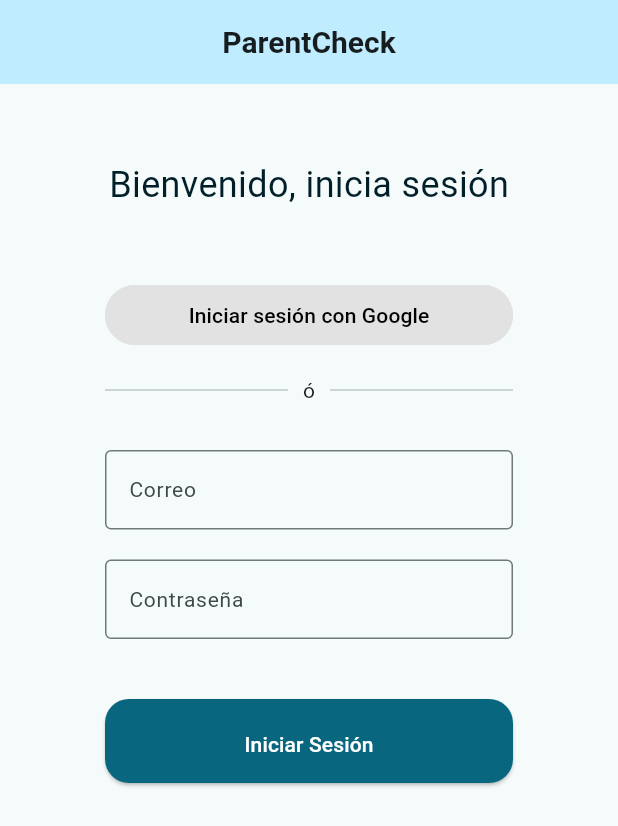
After one commit to nfortiz/ux-mejoramiento-misow-mobile, a Flutter app: the screen it shows after launch, on a phone screen of 412 x 824 dp. The commit adds this screen. Shown: the top 826 px of the screen. Run offline on Flutter 3.47's test engine with Material 3 defaults, Android fonts, the phone set to English and light mode, and no system bars.

Commit message:
add login page and navigation

```diff
--- a/parentcheck/parentcheck/lib/components/my_app_bar.dart
+++ b/parentcheck/parentcheck/lib/components/my_app_bar.dart
@@ -2,12 +2,14 @@ import 'package:flutter/material.dart';
 
 class CustomAppBar extends StatelessWidget implements PreferredSizeWidget {
   final bool isHome;
+  final bool centerTitle;
 
-  const CustomAppBar({super.key, this.isHome = false});
+  const CustomAppBar({super.key, this.isHome = false, this.centerTitle = false });
 
   @override
   Widget build(BuildContext context) {
     return AppBar(
+      centerTitle: centerTitle,
       titleTextStyle: TextStyle(
         color: Color(0xff171C1F),
         fontSize: 20,
@@ -16,11 +18,13 @@ class CustomAppBar extends StatelessWidget implements PreferredSizeWidget {
       title: Text('ParentCheck'),
       backgroundColor:  Theme.of(context).primaryColorLight,
       leading: IconButton(
-          icon: Icon(Icons.arrow_back),
+
+          icon: isHome ? Icon(null) : Icon(Icons.arrow_back),
           onPressed: () {
             // Action for more button
           },
         ),
+
     );
   }
 
--- a/parentcheck/parentcheck/lib/main.dart
+++ b/parentcheck/parentcheck/lib/main.dart
@@ -1,6 +1,7 @@
 import 'package:flutter/material.dart';
 import 'package:parentcheck/components/historial_preview.dart';
 import 'package:parentcheck/components/my_app_bar.dart';
+import 'package:parentcheck/pages/login.dart';
 import 'package:parentcheck/pages/my_home.dart';
 
 void main() {
@@ -28,7 +29,14 @@ class MyApp extends StatelessWidget {
         primaryColorLight: Color(0xffBFECFF),
         colorScheme: ColorScheme.fromSeed(seedColor: Colors.white70),
       ),
-      home: const MyHomePage(title: 'ParentCheck'),
+      initialRoute: '/',
+      routes: {
+        // When navigating to the "/" route, build the FirstScreen widget.
+        // '/': (context) => const LoginPage(),
+        // When navigating to the "/second" route, build the SecondScreen widget.
+        '/home': (context) => const MyHomePage(title: 'ParentCheck'),
+      },
+      home: const LoginPage(),
     );
   }
 }
--- /dev/null
+++ b/parentcheck/parentcheck/lib/pages/login.dart
@@ -0,0 +1,98 @@
+// create stateless wiget for login page
+import 'package:flutter/material.dart';
+import 'package:parentcheck/components/my_app_bar.dart';
+import 'package:parentcheck/main.dart';
+
+class LoginPage extends StatelessWidget {
+  const LoginPage({super.key});
+
+  @override
+  Widget build(BuildContext context) {
+    return Scaffold(
+      appBar: CustomAppBar(centerTitle: true, isHome: true),
+      body: Container(
+        margin: EdgeInsets.symmetric(horizontal: 70),
+        child: Column(
+          mainAxisAlignment: MainAxisAlignment.start,
+          crossAxisAlignment: CrossAxisAlignment.center,
+          children: <Widget>[
+            const SizedBox(height: 50),
+            Container(
+              child: Text('Bienvenido, inicia sesión', style: TextStyle(color: Color(0xff001F28), fontSize: 24),),
+            ),
+            const SizedBox(height: 50),
+            Container(
+              height: 40,
+              width: double.infinity,
+              child: OutlinedButton(
+                style: OutlinedButton.styleFrom(
+                  backgroundColor: Color(0xffE3E2E3),
+                  side: BorderSide(
+                    color: Color(0xffE3E2E3),
+                  ),
+                ),
+                onPressed: () {},
+                child: Text("Iniciar sesión con Google", style: TextStyle(color: Colors.black, fontSize: 14, fontWeight: FontWeight.w500),),
+              ),
+            ),
+            Container(
+              margin: EdgeInsets.symmetric(vertical: 20),
+              height: 20,
+              width: double.infinity,
+              child: Row(
+              crossAxisAlignment: CrossAxisAlignment.center,
+              children: <Widget>[
+                  Expanded(
+                    child: Divider()
+                  ),
+                  Container(
+                    margin: EdgeInsets.symmetric(horizontal: 10),
+                    child: Text("ó", style: TextStyle(color: Color(0xff171C1F), fontSize: 14),),
+                  ),
+                  Expanded(
+                    child: Divider()
+                  ),
+                ]
+              ),
+            ),
+            const SizedBox(height: 10),
+
+            TextField(
+              keyboardType: TextInputType.emailAddress,
+              decoration: InputDecoration(
+                hintText: 'Escribe tu email: example@email.com',
+                border: OutlineInputBorder(),
+                labelText: 'Correo',
+              ),
+            ),
+            const SizedBox(height: 20),
+            TextField(
+              decoration: InputDecoration(
+                border: OutlineInputBorder(),
+                labelText: 'Contraseña',
+              ),
+            ),
+            const SizedBox(height: 40),
+            Container(
+              height: 56,
+              width: double.infinity,
+              child: ElevatedButton(
+                onPressed: () {
+                  Navigator.pushNamed(context, '/home');
+                },
+                style: ElevatedButton.styleFrom(
+                  padding: EdgeInsets.symmetric(horizontal: 50, vertical: 20),
+                  shape: RoundedRectangleBorder(
+                    borderRadius: BorderRadius.circular(16), // <-- Radius
+                  ),
+                  backgroundColor: Theme.of(context).primaryColorDark,
+                ),
+                child: Text('Iniciar Sesión', style: TextStyle(color: Colors.white, fontSize: 14, fontWeight: FontWeight.w500)),
+              ),
+            ),
+          ],
+        ),
+      ),
+    );
+  }
+}
```
